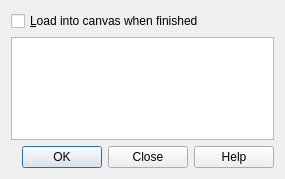
First picture: the form in python/plugins/GdalTools/tools/dialogBase.ui, repository qgis/QGIS, before the edit.
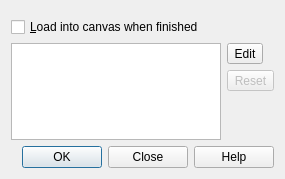
Second picture: the form after the edit.

Commit message: [FEATURE] Make the gdaltools command editable to fix #3041

```diff
--- a/python/plugins/GdalTools/tools/dialogBase.ui
+++ b/python/plugins/GdalTools/tools/dialogBase.ui
@@ -13,13 +13,15 @@
   <property name="windowTitle">
    <string>Dialog</string>
   </property>
-  <layout class="QVBoxLayout" name="verticalLayout">
+  <layout class="QVBoxLayout" name="verticalLayout_2">
    <item>
+    <widget class="QWidget" name="controlsWidget" native="true">
     <layout class="QVBoxLayout" name="pluginLayout">
      <property name="margin">
       <number>0</number>
      </property>
     </layout>
+    </widget>
    </item>
    <item>
     <widget class="QCheckBox" name="loadCheckBox">
@@ -29,7 +31,19 @@
     </widget>
    </item>
    <item>
-    <widget class="QTextEdit" name="textEditCommand">
+    <widget class="QWidget" name="commandWidget" native="true">
+     <property name="locale">
+      <locale language="English" country="UnitedStates"/>
+     </property>
+     <layout class="QGridLayout" name="gridLayout">
+      <property name="margin">
+       <number>0</number>
+      </property>
+      <property name="horizontalSpacing">
+       <number>6</number>
+      </property>
+      <item row="0" column="0">
+       <widget class="QPlainTextEdit" name="textEditCommand">
      <property name="minimumSize">
       <size>
        <width>0</width>
@@ -39,9 +53,52 @@
      <property name="readOnly">
       <bool>true</bool>
      </property>
-     <property name="textInteractionFlags">
-      <set>Qt::TextSelectableByKeyboard|Qt::TextSelectableByMouse</set>
-     </property>
+       </widget>
+      </item>
+      <item row="0" column="1">
+       <layout class="QVBoxLayout" name="verticalLayout">
+        <item>
+         <widget class="QToolButton" name="editCmdBtn">
+          <property name="toolTip">
+           <string>Edit</string>
+          </property>
+          <property name="text">
+           <string>Edit</string>
+          </property>
+          <property name="checkable">
+           <bool>true</bool>
+          </property>
+         </widget>
+        </item>
+        <item>
+         <widget class="QToolButton" name="resetCmdBtn">
+          <property name="enabled">
+           <bool>false</bool>
+          </property>
+          <property name="toolTip">
+           <string>Reset</string>
+          </property>
+          <property name="text">
+           <string>Reset</string>
+          </property>
+         </widget>
+        </item>
+        <item>
+         <spacer name="verticalSpacer">
+          <property name="orientation">
+           <enum>Qt::Vertical</enum>
+          </property>
+          <property name="sizeHint" stdset="0">
+           <size>
+            <width>20</width>
+            <height>40</height>
+           </size>
+          </property>
+         </spacer>
+        </item>
+       </layout>
+      </item>
+     </layout>
     </widget>
    </item>
    <item>
```
Left out of the diff: 1 changed line with no effect on the pictures. Lines whose indentation alone changed are shown as unchanged. The commit also changes 6 other files.
